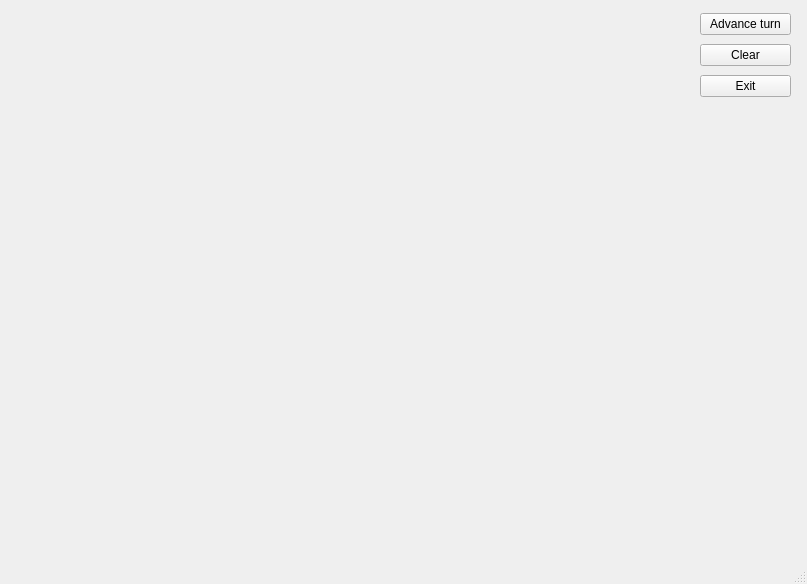
Before: the Qt Designer form showsimulation.ui in jwnewman/Pursuit-Evasion-with-Binary-Beam-Sensors, drawn with Qt 5.
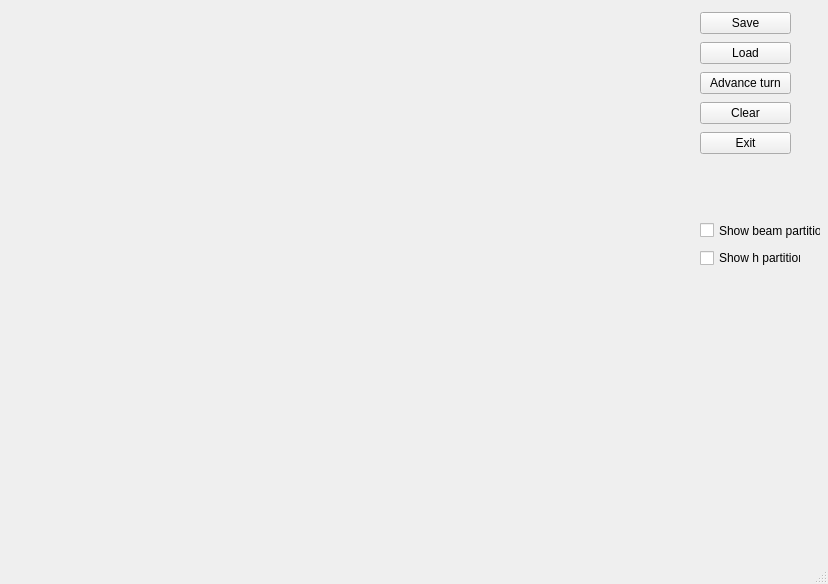
After: the same form once the commit is applied.

Patch:
```diff
--- a/showsimulation.ui
+++ b/showsimulation.ui
@@ -6,7 +6,7 @@
    <rect>
     <x>0</x>
     <y>0</y>
-    <width>807</width>
+    <width>828</width>
     <height>584</height>
    </rect>
   </property>
@@ -31,10 +31,24 @@
       <x>700</x>
       <y>10</y>
       <width>91</width>
-      <height>91</height>
+      <height>151</height>
      </rect>
     </property>
     <layout class="QVBoxLayout" name="verticalLayout">
+     <item>
+      <widget class="QPushButton" name="saveButton">
+       <property name="text">
+        <string>Save</string>
+       </property>
+      </widget>
+     </item>
+     <item>
+      <widget class="QPushButton" name="loadButton">
+       <property name="text">
+        <string>Load</string>
+       </property>
+      </widget>
+     </item>
      <item>
       <widget class="QPushButton" name="turnButton">
        <property name="text">
@@ -58,6 +72,32 @@
      </item>
     </layout>
    </widget>
+   <widget class="QCheckBox" name="beamBox">
+    <property name="geometry">
+     <rect>
+      <x>700</x>
+      <y>220</y>
+      <width>121</width>
+      <height>21</height>
+     </rect>
+    </property>
+    <property name="text">
+     <string>Show beam partition</string>
+    </property>
+   </widget>
+   <widget class="QCheckBox" name="hBox">
+    <property name="geometry">
+     <rect>
+      <x>700</x>
+      <y>250</y>
+      <width>101</width>
+      <height>16</height>
+     </rect>
+    </property>
+    <property name="text">
+     <string>Show h partition</string>
+    </property>
+   </widget>
   </widget>
   <widget class="QMenuBar" name="menubar">
    <property name="geometry">
```
Left out of the diff: 8 changed lines with no effect on the pictures.
